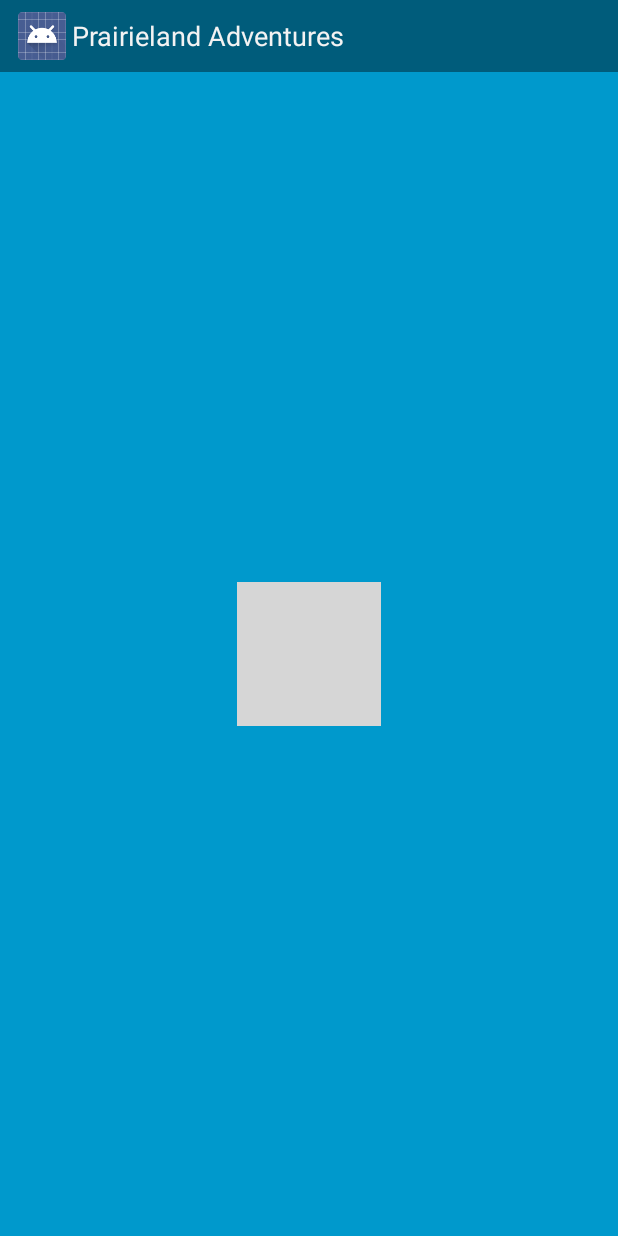
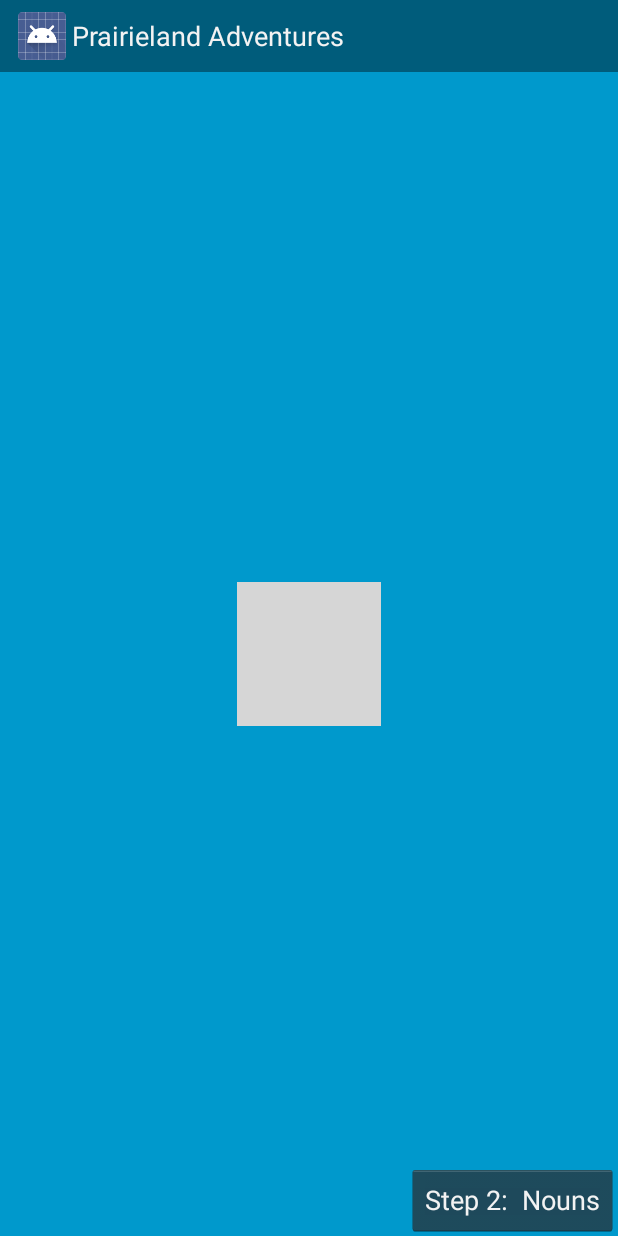
Before and after one commit to jimwatkins/PrairielandAdventures, an Android app: the screen it shows after launch (MainScreenActivity), after a tap on "Campaign", on a phone screen of 412 x 824 dp. Run offline under Robolectric (Android 15) with nearby library versions, the phone set to English and light mode, and no system bars; our stand-ins replace AdMob; 3 statements that could not run were skipped; grey boxes are pictures that could not be loaded.

Commit message:
Added nouns main screen option and tried to move snake.

```diff
--- a/app/src/main/res/layout/activity_main_screen.xml
+++ b/app/src/main/res/layout/activity_main_screen.xml
@@ -28,6 +28,14 @@
             android:onClick="launchFirstLevel"
             android:alpha="0" />
 
+        <Button
+            android:layout_width="wrap_content"
+            android:layout_height="wrap_content"
+            android:text="Step 2:  Nouns"
+            android:id="@+id/btnAllNouns"
+            android:onClick="launchFirstLevel_Nouns"
+            android:layout_gravity="right|bottom" />
+
     </FrameLayout>
 
 </FrameLayout>
```
Also changed, not shown: app/src/main/java/com/bigskyway/skyler/prairielandadventures2/FirstLevel.java (+16 -2 lines), app/src/main/java/com/bigskyway/skyler/prairielandadventures2/MainScreenActivity.java (+10 -0 lines).
